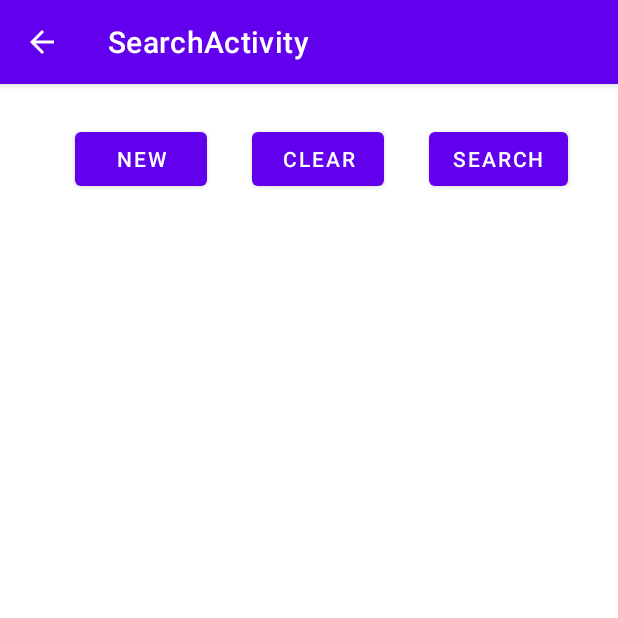
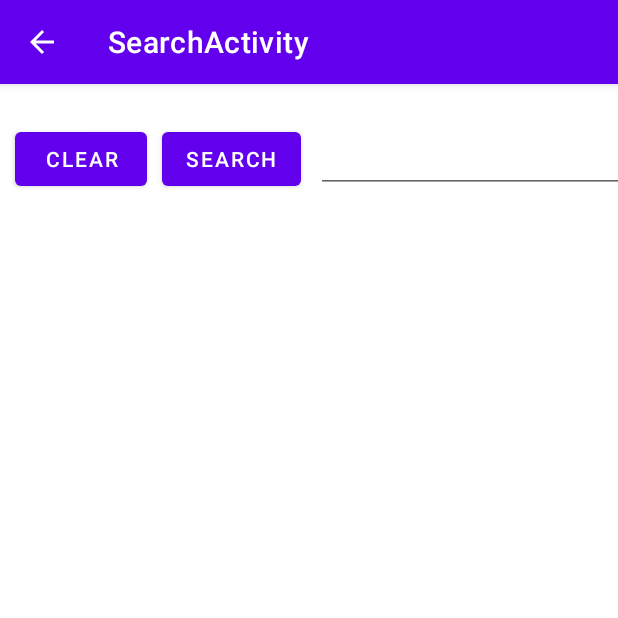
Before and after one commit to soapgu/PhotoHunter, an Android app: the SearchActivity screen opened directly, with no data from a screen before it, on a phone screen of 412 x 824 dp, the top half of it. Run offline under Robolectric (Android 15) with nearby library versions, the phone set to English and light mode, and no system bars; our stand-ins replace data binding; libraries missing offline, so code that uses them is left out: com.orhanobut.logger; 1 statement that could not run was skipped.

Commit message:
implement simple search

```diff
--- a/app/src/main/java/com/soapdemo/photohunter/models/PhotoUrl.java
+++ b/app/src/main/java/com/soapdemo/photohunter/models/PhotoUrl.java
@@ -2,4 +2,5 @@ package com.soapdemo.photohunter.models;
 
 public class PhotoUrl {
     public String small;
+    public String thumb;
 }
--- a/app/src/main/res/layout/activity_search.xml
+++ b/app/src/main/res/layout/activity_search.xml
@@ -49,36 +49,39 @@
 
             <Button
                 android:id="@+id/button_clear"
-                android:onClick="@{()->datacontext.Clear()}"
                 android:layout_width="wrap_content"
                 android:layout_height="wrap_content"
-                android:layout_marginStart="30dp"
+                android:layout_marginStart="10dp"
+                android:onClick="@{()->datacontext.Clear()}"
                 android:text="@string/clear_text"
-                app:layout_constraintBottom_toBottomOf="parent"
-                app:layout_constraintStart_toEndOf="@+id/button_add"
-                app:layout_constraintTop_toTopOf="parent" />
-
-            <Button
-                android:id="@+id/button_add"
-                android:onClick="@{()->datacontext.AddNewItem()}"
-                android:layout_width="wrap_content"
-                android:layout_height="wrap_content"
-                android:layout_marginStart="50dp"
-                android:text="@string/new_button_text"
                 app:layout_constraintBottom_toBottomOf="parent"
                 app:layout_constraintStart_toStartOf="parent"
                 app:layout_constraintTop_toTopOf="parent" />
 
             <Button
                 android:id="@+id/button_list"
-                android:onClick="@{()->datacontext.SearchPhotos()}"
                 android:layout_width="wrap_content"
                 android:layout_height="wrap_content"
-                android:layout_marginStart="30dp"
+                android:layout_marginStart="10dp"
+                android:onClick="@{()->datacontext.SearchPhotos()}"
                 android:text="@string/Search"
                 app:layout_constraintBottom_toBottomOf="parent"
                 app:layout_constraintStart_toEndOf="@+id/button_clear"
                 app:layout_constraintTop_toTopOf="parent" />
+
+            <EditText
+                android:id="@+id/editTextTextPersonName"
+                android:layout_width="wrap_content"
+                android:layout_height="wrap_content"
+                android:layout_marginStart="10dp"
+                android:ems="10"
+                android:inputType="textPersonName"
+                app:layout_constraintBottom_toBottomOf="parent"
+                app:layout_constraintStart_toEndOf="@+id/button_list"
+                app:layout_constraintTop_toTopOf="parent"
+                android:text="@={datacontext.searchKey}"
+                android:importantForAutofill="no"
+                tools:ignore="LabelFor" />
         </androidx.constraintlayout.widget.ConstraintLayout>
 
     </androidx.constraintlayout.widget.ConstraintLayout>
--- a/app/src/main/res/layout/text_row_item.xml
+++ b/app/src/main/res/layout/text_row_item.xml
@@ -25,7 +25,7 @@
                 android:layout_width="80dp"
                 android:layout_height="80dp"
                 android:layout_marginStart="10dp"
-                app:imageFromUrl="@{datacontext.urls.small}"
+                app:imageFromUrl="@{datacontext.urls.thumb}"
                 app:layout_constraintBottom_toBottomOf="parent"
                 app:layout_constraintStart_toStartOf="parent"
                 app:layout_constraintTop_toTopOf="parent"
@@ -36,6 +36,7 @@
                 android:layout_width="wrap_content"
                 android:layout_height="wrap_content"
                 android:text="@{datacontext.alt_description}"
+                android:singleLine="false"
                 app:layout_constraintBottom_toBottomOf="parent"
                 app:layout_constraintEnd_toEndOf="parent"
                 app:layout_constraintStart_toEndOf="@+id/image_photo"
```
Also changed, not shown: app/src/main/java/com/soapdemo/photohunter/models/PageResults.java (added, +9 -0 lines), app/src/main/java/com/soapdemo/photohunter/viewmodels/SearchViewModel.java (+25 -8 lines).
